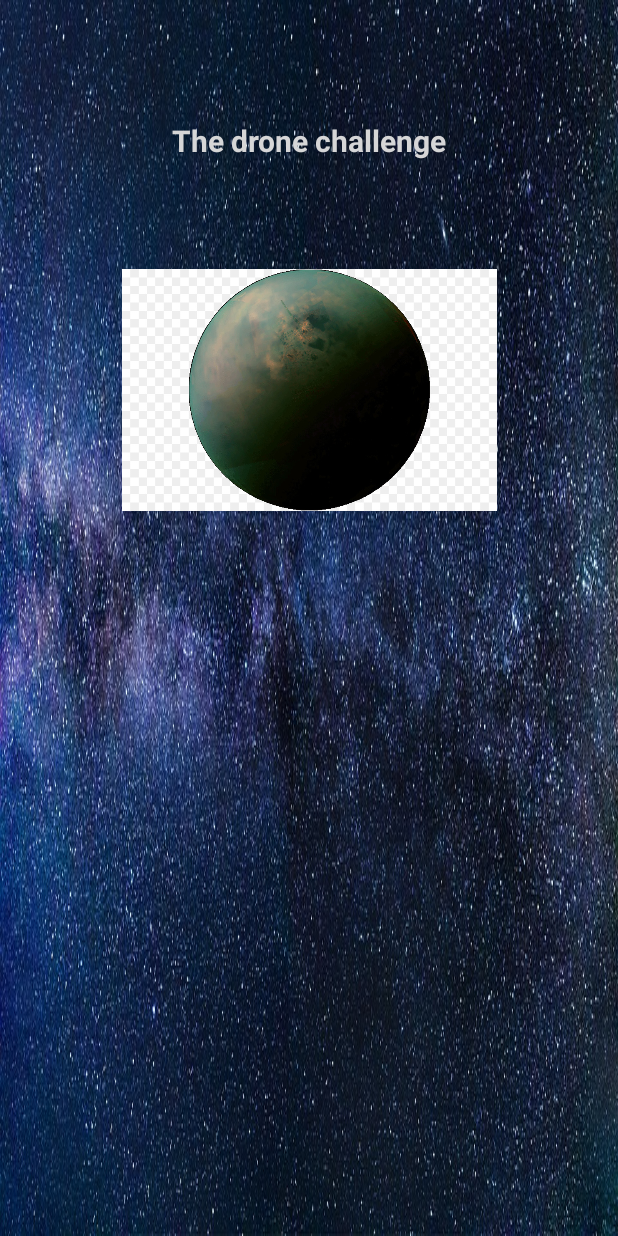
After one commit to boodahDEV/PixbaeR, an Android app: the layout activity_dasboard.xml on its own in the app's theme, with its tools: preview values and no code run, on a phone screen of 412 x 824 dp. The commit adds this screen. Run offline under Robolectric (Android 15) with nearby library versions, the phone set to English and light mode, and no system bars.

Commit message:
comienzo del front end

```diff
--- a/app/build.gradle
+++ b/app/build.gradle
@@ -25,4 +25,5 @@ dependencies {
     implementation 'com.android.support:appcompat-v7:28.0.0'
     implementation 'org.apache.commons:commons-csv:1.4'
     implementation 'com.github.KalebKE:FSensor:v1.2.1'
+    implementation 'com.android.support.constraint:constraint-layout:1.1.3'
 }
--- /dev/null
+++ b/app/src/main/res/layout/activity_dasboard.xml
@@ -0,0 +1,40 @@
+<?xml version="1.0" encoding="utf-8"?>
+<android.support.constraint.ConstraintLayout xmlns:android="http://schemas.android.com/apk/res/android"
+    xmlns:app="http://schemas.android.com/apk/res-auto"
+    xmlns:tools="http://schemas.android.com/tools"
+    android:layout_width="match_parent"
+    android:layout_height="match_parent"
+    android:background="@drawable/dasboard">
+
+    <TextView
+        android:id="@+id/textView"
+        android:layout_width="wrap_content"
+        android:layout_height="40dp"
+        android:layout_marginStart="10dp"
+        android:layout_marginLeft="10dp"
+        android:layout_marginTop="80dp"
+        android:layout_marginEnd="10dp"
+        android:layout_marginRight="10dp"
+        android:text="The drone challenge"
+        android:textColor="@color/white"
+        android:textSize="20dp"
+        android:textStyle="bold"
+        app:layout_constraintEnd_toEndOf="parent"
+        app:layout_constraintStart_toStartOf="parent"
+        app:layout_constraintTop_toTopOf="parent"></TextView>
+
+    <ImageView
+        android:layout_width="250dp"
+        android:layout_height="200dp"
+        android:layout_marginStart="10dp"
+        android:layout_marginLeft="10dp"
+        android:layout_marginTop="40dp"
+        android:layout_marginEnd="10dp"
+        android:layout_marginRight="10dp"
+        android:src="@drawable/titanplanet"
+        app:layout_constraintEnd_toEndOf="parent"
+        app:layout_constraintStart_toStartOf="parent"
+        app:layout_constraintTop_toBottomOf="@+id/textView"></ImageView>
+
+
+</android.support.constraint.ConstraintLayout>
--- a/app/src/main/res/layout/activity_gyroscope.xml
+++ b/app/src/main/res/layout/activity_gyroscope.xml
@@ -5,7 +5,7 @@
     android:orientation="vertical"
     android:weightSum="10">
 
-    <android.support.v7.widget.Toolbar
+    <!--<android.support.v7.widget.Toolbar
         android:id="@+id/toolbar"
         android:layout_width="match_parent"
         android:layout_height="?attr/actionBarSize"
@@ -188,6 +188,6 @@
             android:theme="@style/AppTheme.BlueButton"
             android:textStyle="bold"
             app:drawableBottomCompat="@drawable/ic_timeline_white_48px"/>
-    </LinearLayout>
+    </LinearLayout>-->
 
 </LinearLayout>
--- a/app/src/main/res/values/strings.xml
+++ b/app/src/main/res/values/strings.xml
@@ -1,7 +1,7 @@
 <?xml version="1.0" encoding="utf-8"?>
 <resources>
 
-    <string name="app_name">GyroscopeExplorer</string>
+    <string name="app_name">PixbaeDrone</string>
     <string name="sensor_label">Sensor</string>
     <string name="sensor_calibrated_name">Gyroscope</string>
     <string name="sensor_active">Active</string>
```
Also changed, not shown: app/src/main/AndroidManifest.xml (+9 -6 lines), app/src/main/java/com/kircherelectronics/gyroscopeexplorer/activity/ConfigActivity.java (+1 -15 lines), app/src/main/java/com/kircherelectronics/gyroscopeexplorer/activity/DasboardActivity.java (added, +13 -0 lines), app/src/main/java/com/kircherelectronics/gyroscopeexplorer/activity/GyroscopeActivity.java (+5 -5 lines), app/src/main/res/drawable-hdpi/dasboard.jpg (added), app/src/main/res/drawable-hdpi/titan.jpg (added), app/src/main/res/drawable-hdpi/titanplanet.jpg (added), 370 other files.
